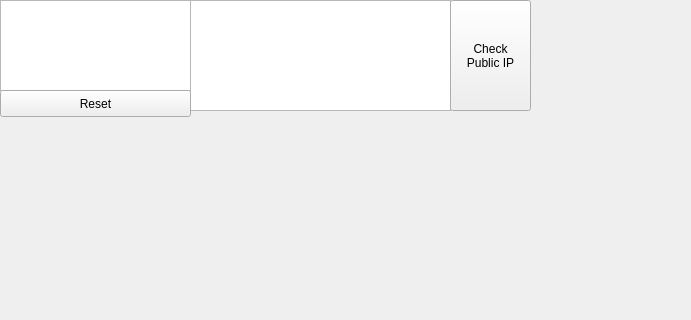
This is NetworkHandler/NetworkHandler/mainwindow.ui in jdaeman/qt as Qt 5 draws it before an edit; both pictures show x 0 to 691 and y 0 to 320 of the 800 by 600 pixel window. The edited form follows.
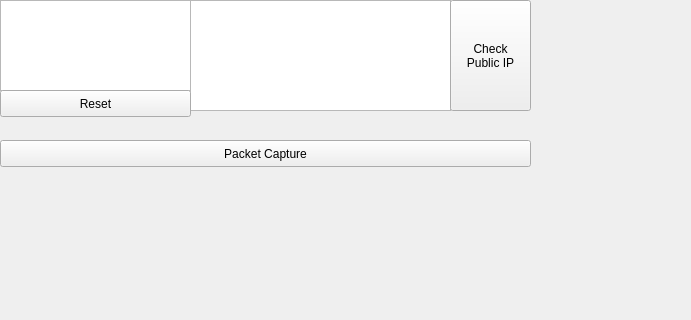
This is the edited form.

```diff
--- a/NetworkHandler/NetworkHandler/mainwindow.ui
+++ b/NetworkHandler/NetworkHandler/mainwindow.ui
@@ -63,6 +63,19 @@
 </string>
     </property>
    </widget>
+   <widget class="QPushButton" name="pushButton">
+    <property name="geometry">
+     <rect>
+      <x>0</x>
+      <y>140</y>
+      <width>531</width>
+      <height>27</height>
+     </rect>
+    </property>
+    <property name="text">
+     <string>Packet Capture</string>
+    </property>
+   </widget>
   </widget>
   <widget class="QMenuBar" name="menubar">
    <property name="geometry">
```
